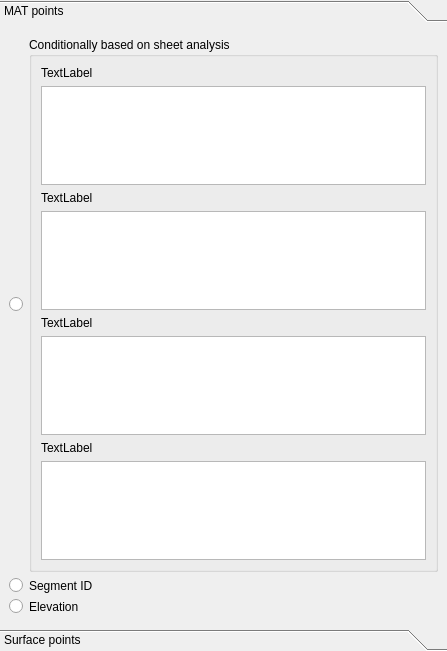
This is scripts/coloriser.ui in Ylannl/skel3d as Qt 5 draws it before an edit. The edited form follows.
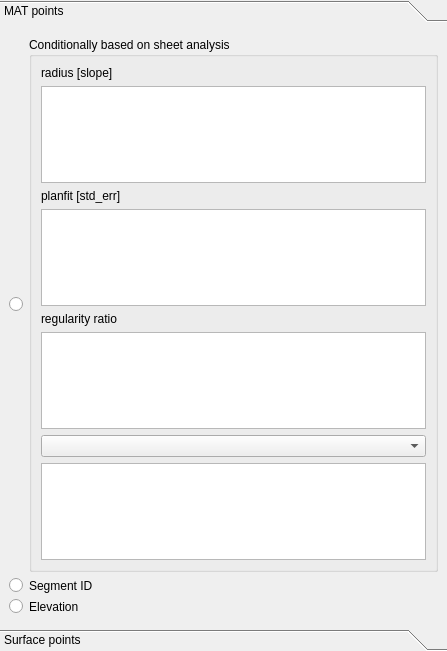
This is the edited form. Custom widgets are drawn as their Qt base class.

Patch:
```diff
--- a/scripts/coloriser.ui
+++ b/scripts/coloriser.ui
@@ -35,49 +35,45 @@
        <string>Conditionally based on sheet analysis</string>
       </property>
       <layout class="QGridLayout" name="gridLayout">
+       <item row="4" column="0">
+        <widget class="QLabel" name="label_3">
+         <property name="text">
+          <string>regularity ratio</string>
+         </property>
+        </widget>
+       </item>
+       <item row="2" column="0">
+        <widget class="QLabel" name="label_2">
+         <property name="text">
+          <string>planfit [std_err]</string>
+         </property>
+        </widget>
+       </item>
+       <item row="3" column="0">
+        <widget class="PlotWidget" name="graphicsView_shta_planfitstderr"/>
+       </item>
        <item row="0" column="0">
         <widget class="QLabel" name="label">
          <property name="text">
-          <string>TextLabel</string>
+          <string>radius [slope]</string>
          </property>
         </widget>
        </item>
+       <item row="5" column="0">
+        <widget class="PlotWidget" name="graphicsView_shta_regularityratio"/>
+       </item>
        <item row="1" column="0">
-        <widget class="QGraphicsView" name="graphicsView">
+        <widget class="PlotWidget" name="graphicsView_shta_radiusslope">
          <property name="layoutDirection">
           <enum>Qt::LeftToRight</enum>
          </property>
         </widget>
        </item>
-       <item row="2" column="0">
-        <widget class="QLabel" name="label_2">
-         <property name="text">
-          <string>TextLabel</string>
-         </property>
-        </widget>
-       </item>
-       <item row="3" column="0">
-        <widget class="QGraphicsView" name="graphicsView_2"/>
-       </item>
-       <item row="4" column="0">
-        <widget class="QLabel" name="label_3">
-         <property name="text">
-          <string>TextLabel</string>
-         </property>
-        </widget>
-       </item>
-       <item row="5" column="0">
-        <widget class="QGraphicsView" name="graphicsView_3"/>
-       </item>
-       <item row="6" column="0">
-        <widget class="QLabel" name="label_4">
-         <property name="text">
-          <string>TextLabel</string>
-         </property>
-        </widget>
-       </item>
        <item row="7" column="0">
-        <widget class="QGraphicsView" name="graphicsView_4"/>
+        <widget class="PlotWidget" name="graphicsView_shta_select"/>
+       </item>
+       <item row="6" column="0">
+        <widget class="QComboBox" name="comboBox_shta_select"/>
        </item>
       </layout>
      </widget>
@@ -133,6 +129,13 @@
    </attribute>
   </widget>
  </widget>
+ <customwidgets>
+  <customwidget>
+   <class>PlotWidget</class>
+   <extends>QGraphicsView</extends>
+   <header>pyqtgraph</header>
+  </customwidget>
+ </customwidgets>
  <resources/>
  <connections/>
 </ui>
```
Left out of the diff: 22 changed lines with no effect on the pictures.
